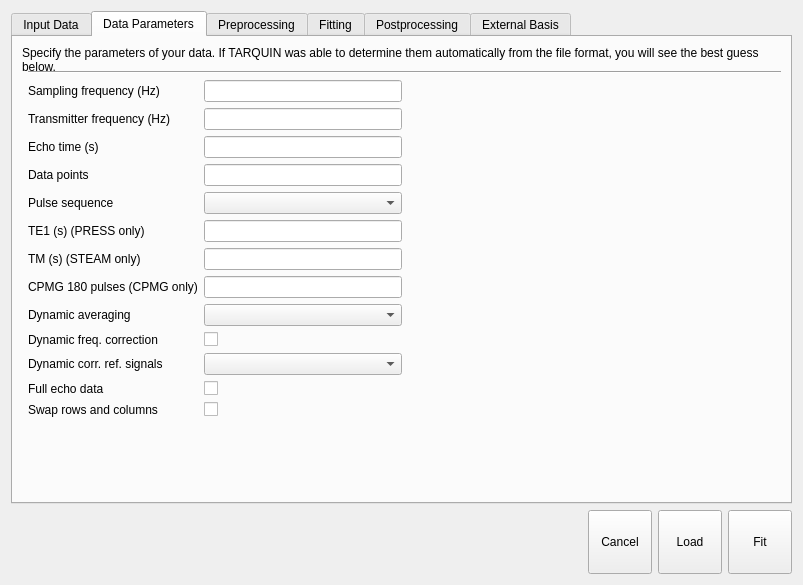
Before: the Qt Designer form src/qtgui/ui/inputdlg.ui in martin3141/tarquin, drawn with Qt 5.
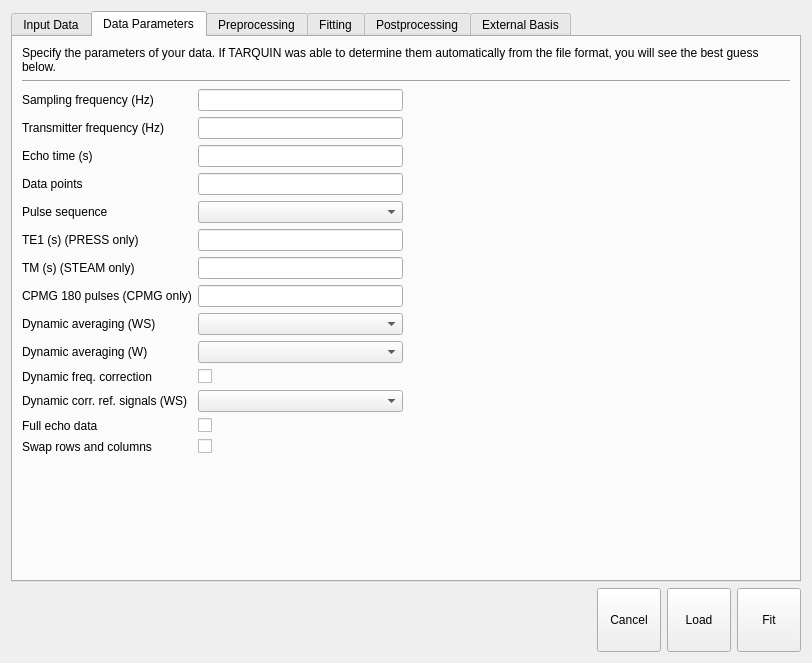
After: the same form once the commit is applied. The open tabs and pages were chosen to show the change. Icons and pictures are not drawn.

```diff
--- a/src/qtgui/ui/inputdlg.ui
+++ b/src/qtgui/ui/inputdlg.ui
@@ -6,8 +6,8 @@
    <rect>
     <x>0</x>
     <y>0</y>
-    <width>803</width>
-    <height>585</height>
+    <width>812</width>
+    <height>663</height>
    </rect>
   </property>
   <property name="windowTitle">
@@ -26,8 +26,118 @@
 padding: 0 3px;
 }*/</string>
   </property>
-  <layout class="QVBoxLayout" name="verticalLayout">
-   <item>
+  <layout class="QGridLayout" name="gridLayout_5">
+   <item row="1" column="0">
+    <layout class="QHBoxLayout" name="horizontalLayout_4">
+     <item>
+      <spacer name="horizontalSpacer">
+       <property name="orientation">
+        <enum>Qt::Horizontal</enum>
+       </property>
+       <property name="sizeHint" stdset="0">
+        <size>
+         <width>498</width>
+         <height>20</height>
+        </size>
+       </property>
+      </spacer>
+     </item>
+     <item>
+      <widget class="QToolButton" name="btnCancel">
+       <property name="minimumSize">
+        <size>
+         <width>64</width>
+         <height>64</height>
+        </size>
+       </property>
+       <property name="text">
+        <string>Cancel</string>
+       </property>
+       <property name="icon">
+        <iconset resource="../resources/tarquingui.qrc">
+         <normaloff>:/standardbutton-close-32.png</normaloff>:/standardbutton-close-32.png</iconset>
+       </property>
+       <property name="iconSize">
+        <size>
+         <width>32</width>
+         <height>32</height>
+        </size>
+       </property>
+       <property name="toolButtonStyle">
+        <enum>Qt::ToolButtonTextUnderIcon</enum>
+       </property>
+      </widget>
+     </item>
+     <item>
+      <widget class="QToolButton" name="btnLoad">
+       <property name="minimumSize">
+        <size>
+         <width>64</width>
+         <height>64</height>
+        </size>
+       </property>
+       <property name="text">
+        <string>Load</string>
+       </property>
+       <property name="icon">
+        <iconset resource="../resources/tarquingui.qrc">
+         <normaloff>:/ok.png</normaloff>:/ok.png</iconset>
+       </property>
+       <property name="iconSize">
+        <size>
+         <width>32</width>
+         <height>32</height>
+        </size>
+       </property>
+       <property name="toolButtonStyle">
+        <enum>Qt::ToolButtonTextUnderIcon</enum>
+       </property>
+      </widget>
+     </item>
+     <item>
+      <widget class="QToolButton" name="btnFit">
+       <property name="enabled">
+        <bool>true</bool>
+       </property>
+       <property name="minimumSize">
+        <size>
+         <width>64</width>
+         <height>64</height>
+        </size>
+       </property>
+       <property name="sizeIncrement">
+        <size>
+         <width>0</width>
+         <height>0</height>
+        </size>
+       </property>
+       <property name="baseSize">
+        <size>
+         <width>0</width>
+         <height>0</height>
+        </size>
+       </property>
+       <property name="text">
+        <string>Fit</string>
+       </property>
+       <property name="icon">
+        <iconset resource="../resources/tarquingui.qrc">
+         <normaloff>:/tarquin_logo.png</normaloff>:/tarquin_logo.png</iconset>
+       </property>
+       <property name="iconSize">
+        <size>
+         <width>40</width>
+         <height>40</height>
+        </size>
+       </property>
+       <property name="toolButtonStyle">
+        <enum>Qt::ToolButtonTextUnderIcon</enum>
+       </property>
+      </widget>
+     </item>
+    </layout>
+   </item>
+   <item row="0" column="0">
     <widget class="QTabWidget" name="tabWidget">
      <property name="layoutDirection">
       <enum>Qt::LeftToRight</enum>
@@ -214,8 +324,8 @@
       <attribute name="title">
        <string>Data Parameters</string>
       </attribute>
-      <layout class="QGridLayout" name="gridLayout_5">
-       <item row="0" column="0" rowspan="2" colspan="3">
+      <layout class="QGridLayout" name="gridLayout_17">
+       <item row="0" column="0" colspan="2">
         <widget class="QLabel" name="label_14">
          <property name="text">
           <string>Specify the parameters of your data. If TARQUIN was able to determine them automatically from the file format, you will see the best guess below.</string>
@@ -225,15 +335,15 @@
          </property>
         </widget>
        </item>
-       <item row="1" column="1" colspan="2">
+       <item row="1" column="0" colspan="2">
         <widget class="Line" name="line">
          <property name="orientation">
           <enum>Qt::Horizontal</enum>
          </property>
         </widget>
        </item>
-       <item row="2" column="1">
-        <layout class="QGridLayout" name="gridLayout_3">
+       <item row="2" column="0">
+        <layout class="QGridLayout" name="gridLayout_16">
          <item row="0" column="0">
           <widget class="QLabel" name="label_6">
            <property name="text">
@@ -284,68 +394,6 @@
          <item row="4" column="1">
           <widget class="QComboBox" name="cmbPS"/>
          </item>
-         <item row="8" column="0">
-          <widget class="QLabel" name="label_34">
-           <property name="text">
-            <string>Dynamic averaging</string>
-           </property>
-          </widget>
-         </item>
-         <item row="8" column="1">
-          <widget class="QComboBox" name="cmbDynAv"/>
-         </item>
-         <item row="11" column="0">
-          <widget class="QLabel" name="label_30">
-           <property name="text">
-            <string>Full echo data</string>
-           </property>
-          </widget>
-         </item>
-         <item row="11" column="1">
-          <widget class="QCheckBox" name="cbFE">
-           <property name="text">
-            <string/>
-           </property>
-          </widget>
-         </item>
-         <item row="12" column="0">
-          <widget class="QLabel" name="label_9">
-           <property name="text">
-            <string>Swap rows and columns</string>
-           </property>
-          </widget>
-         </item>
-         <item row="12" column="1">
-          <widget class="QCheckBox" name="cbSRC">
-           <property name="text">
-            <string/>
-           </property>
-          </widget>
-         </item>
-         <item row="9" column="0">
-          <widget class="QLabel" name="label_45">
-           <property name="text">
-            <string>Dynamic freq. correction</string>
-           </property>
-          </widget>
-         </item>
-         <item row="9" column="1">
-          <widget class="QCheckBox" name="cbDFC">
-           <property name="text">
-            <string/>
-           </property>
-          </widget>
-         </item>
-         <item row="10" column="1">
-          <widget class="QComboBox" name="cmbDynRefMode"/>
-         </item>
-         <item row="10" column="0">
-          <widget class="QLabel" name="label_46">
-           <property name="text">
-            <string>Dynamic corr. ref. signals</string>
-           </property>
-          </widget>
-         </item>
          <item row="5" column="0">
           <widget class="QLabel" name="label_47">
            <property name="text">
@@ -376,30 +424,102 @@
          <item row="7" column="1">
           <widget class="QLineEdit" name="txtCN"/>
          </item>
+         <item row="8" column="0">
+          <widget class="QLabel" name="label_34">
+           <property name="text">
+            <string>Dynamic averaging (WS)</string>
+           </property>
+          </widget>
+         </item>
+         <item row="8" column="1">
+          <widget class="QComboBox" name="cmbDynAv"/>
+         </item>
+         <item row="9" column="0">
+          <widget class="QLabel" name="label_51">
+           <property name="text">
+            <string>Dynamic averaging (W)</string>
+           </property>
+          </widget>
+         </item>
+         <item row="9" column="1">
+          <widget class="QComboBox" name="cmbDynAv_W"/>
+         </item>
+         <item row="10" column="0">
+          <widget class="QLabel" name="label_45">
+           <property name="text">
+            <string>Dynamic freq. correction</string>
+           </property>
+          </widget>
+         </item>
+         <item row="10" column="1">
+          <widget class="QCheckBox" name="cbDFC">
+           <property name="text">
+            <string/>
+           </property>
+          </widget>
+         </item>
+         <item row="11" column="0">
+          <widget class="QLabel" name="label_46">
+           <property name="text">
+            <string>Dynamic corr. ref. signals (WS)</string>
+           </property>
+          </widget>
+         </item>
+         <item row="11" column="1">
+          <widget class="QComboBox" name="cmbDynRefMode"/>
+         </item>
+         <item row="12" column="0">
+          <widget class="QLabel" name="label_30">
+           <property name="text">
+            <string>Full echo data</string>
+           </property>
+          </widget>
+         </item>
+         <item row="12" column="1">
+          <widget class="QCheckBox" name="cbFE">
+           <property name="text">
+            <string/>
+           </property>
+          </widget>
+         </item>
+         <item row="13" column="0">
+          <widget class="QLabel" name="label_9">
+           <property name="text">
+            <string>Swap rows and columns</string>
+           </property>
+          </widget>
+         </item>
+         <item row="13" column="1">
+          <widget class="QCheckBox" name="cbSRC">
+           <property name="text">
+            <string/>
+           </property>
+          </widget>
+         </item>
         </layout>
        </item>
-       <item row="2" column="2" rowspan="2">
+       <item row="2" column="1">
         <spacer name="horizontalSpacer_2">
          <property name="orientation">
           <enum>Qt::Horizontal</enum>
          </property>
          <property name="sizeHint" stdset="0">
           <size>
-           <width>283</width>
-           <height>176</height>
+           <width>380</width>
+           <height>20</height>
           </size>
          </property>
         </spacer>
        </item>
-       <item row="3" column="0" colspan="2">
+       <item row="3" column="0">
         <spacer name="verticalSpacer">
          <property name="orientation">
           <enum>Qt::Vertical</enum>
          </property>
          <property name="sizeHint" stdset="0">
           <size>
-           <width>331</width>
-           <height>176</height>
+           <width>20</width>
+           <height>31</height>
           </size>
          </property>
         </spacer>
@@ -1087,116 +1207,6 @@
      </widget>
     </widget>
    </item>
-   <item>
-    <layout class="QHBoxLayout" name="horizontalLayout_4">
-     <item>
-      <spacer name="horizontalSpacer">
-       <property name="orientation">
-        <enum>Qt::Horizontal</enum>
-       </property>
-       <property name="sizeHint" stdset="0">
-        <size>
-         <width>498</width>
-         <height>20</height>
-        </size>
-       </property>
-      </spacer>
-     </item>
-     <item>
-      <widget class="QToolButton" name="btnCancel">
-       <property name="minimumSize">
-        <size>
-         <width>64</width>
-         <height>64</height>
-        </size>
-       </property>
-       <property name="text">
-        <string>Cancel</string>
-       </property>
-       <property name="icon">
-        <iconset resource="../resources/tarquingui.qrc">
-         <normaloff>:/standardbutton-close-32.png</normaloff>:/standardbutton-close-32.png</iconset>
-       </property>
-       <property name="iconSize">
-        <size>
-         <width>32</width>
-         <height>32</height>
-        </size>
-       </property>
-       <property name="toolButtonStyle">
-        <enum>Qt::ToolButtonTextUnderIcon</enum>
-       </property>
-      </widget>
-     </item>
-     <item>
-      <widget class="QToolButton" name="btnLoad">
-       <property name="minimumSize">
-        <size>
-         <width>64</width>
-         <height>64</height>
-        </size>
-       </property>
-       <property name="text">
-        <string>Load</string>
-       </property>
-       <property name="icon">
-        <iconset resource="../resources/tarquingui.qrc">
-         <normaloff>:/ok.png</normaloff>:/ok.png</iconset>
-       </property>
-       <property name="iconSize">
-        <size>
-         <width>32</width>
-         <height>32</height>
-        </size>
-       </property>
-       <property name="toolButtonStyle">
-        <enum>Qt::ToolButtonTextUnderIcon</enum>
-       </property>
-      </widget>
-     </item>
-     <item>
-      <widget class="QToolButton" name="btnFit">
-       <property name="enabled">
-        <bool>true</bool>
-       </property>
-       <property name="minimumSize">
-        <size>
-         <width>64</width>
-         <height>64</height>
-        </size>
-       </property>
-       <property name="sizeIncrement">
-        <size>
-         <width>0</width>
-         <height>0</height>
-        </size>
-       </property>
-       <property name="baseSize">
-        <size>
-         <width>0</width>
-         <height>0</height>
-        </size>
-       </property>
-       <property name="text">
-        <string>Fit</string>
-       </property>
-       <property name="icon">
-        <iconset resource="../resources/tarquingui.qrc">
-         <normaloff>:/tarquin_logo.png</normaloff>:/tarquin_logo.png</iconset>
-       </property>
-       <property name="iconSize">
-        <size>
-         <width>40</width>
-         <height>40</height>
-        </size>
-       </property>
-       <property name="toolButtonStyle">
-        <enum>Qt::ToolButtonTextUnderIcon</enum>
-       </property>
-      </widget>
-     </item>
-    </layout>
-   </item>
   </layout>
  </widget>
  <resources>
```
Left out of the diff: 26 changed lines with no effect on the pictures.
